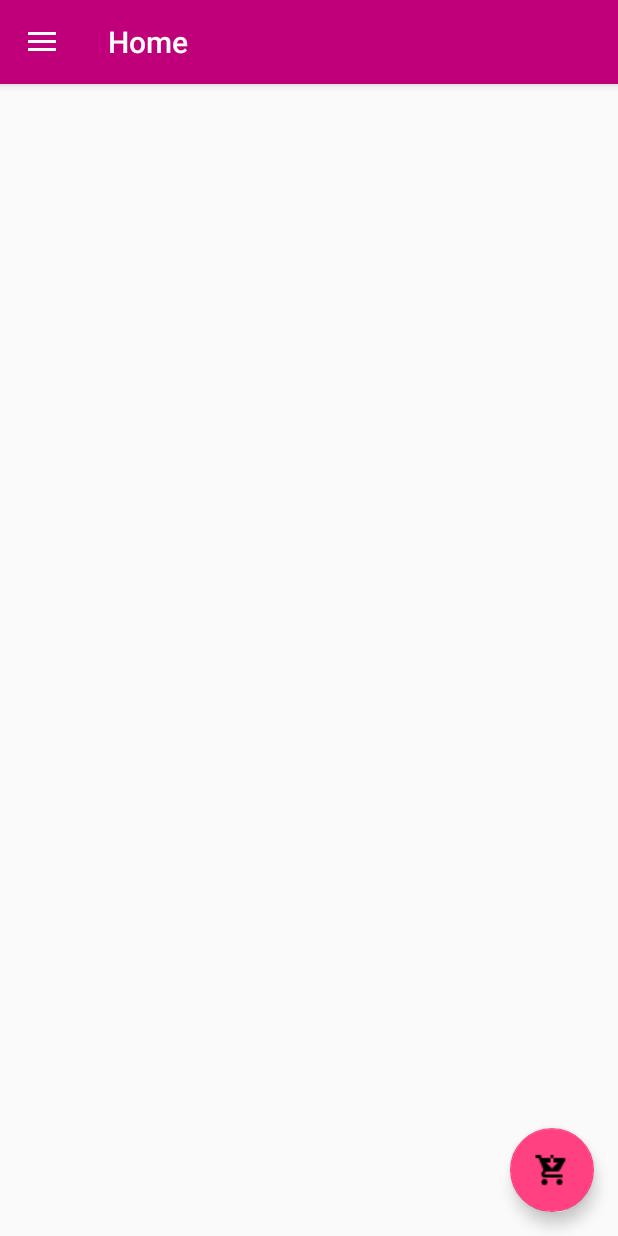
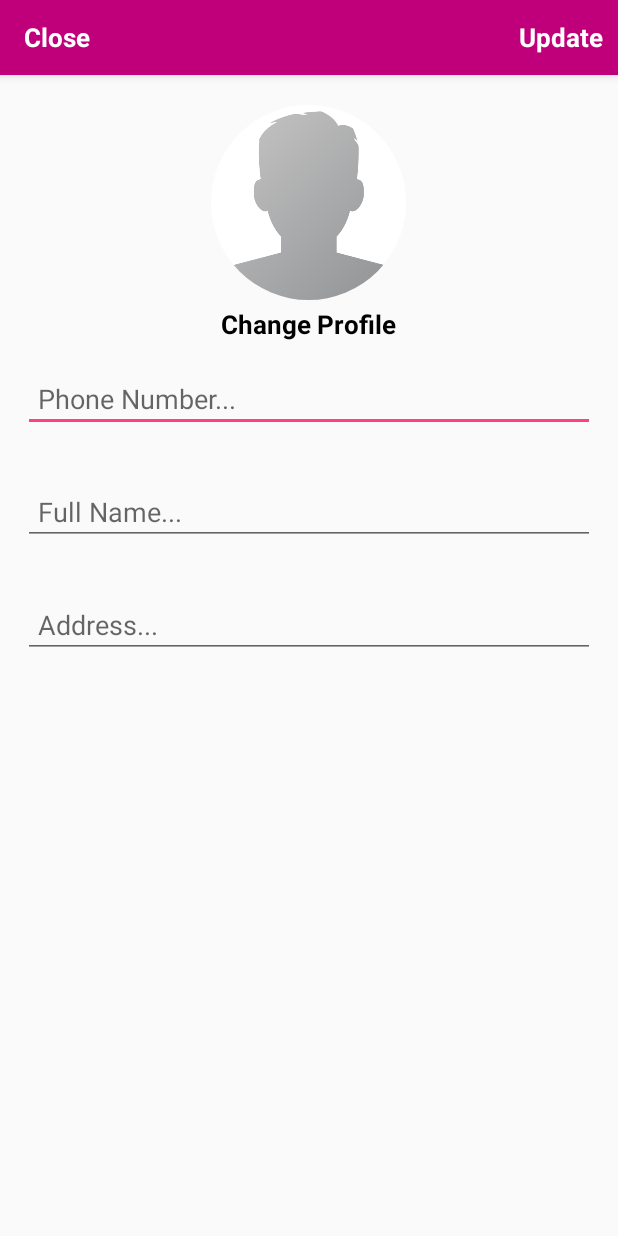
Before and after one commit to Debasis56/VocalForLocalAndroidApp, an Android app: the HomeActivity screen opened directly, with no data from a screen before it, in the side drawer, after a tap on "Settings", on a phone screen of 412 x 824 dp. Run offline under Robolectric (Android 15) with nearby library versions, the phone set to English and light mode, and no system bars; our stand-ins replace CircleImageView, Firebase (no records; nobody signed in at launch, a user with empty details on screens opened directly), Picasso; libraries missing offline, so code that uses them is left out: com.theartofdev.edmodo, io.paperdb; 5 statements that could not run were skipped.

Commit message:
Updated Users Activity

```diff
--- a/app/build.gradle
+++ b/app/build.gradle
@@ -53,4 +53,7 @@ dependencies {
     implementation 'com.squareup.picasso:picasso:2.71828'
     androidTestImplementation 'androidx.test.ext:junit:1.1.3'
     androidTestImplementation 'androidx.test.espresso:espresso-core:3.4.0'
+    implementation 'com.theartofdev.edmodo:android-image-cropper:2.8.+'
+    implementation 'com.cepheuen.elegant-number-button:lib:1.0.2'
+
 }
--- a/app/src/main/java/com/example/android/vocalforlocal/HomeActivity.java
+++ b/app/src/main/java/com/example/android/vocalforlocal/HomeActivity.java
@@ -3,38 +3,31 @@ package com.example.android.vocalforlocal;
 import android.content.Intent;
 import android.os.Bundle;
 import android.view.LayoutInflater;
+import android.view.Menu;
 import android.view.MenuItem;
 import android.view.View;
-import android.view.Menu;
 import android.view.ViewGroup;
 import android.widget.TextView;
 
-import com.example.android.vocalforlocal.ViewHolder.ProductViewHolder;
-import com.firebase.ui.database.FirebaseRecyclerAdapter;
+import androidx.annotation.NonNull;
+import androidx.appcompat.app.ActionBarDrawerToggle;
+import androidx.appcompat.app.AppCompatActivity;
+import androidx.appcompat.widget.Toolbar;
+import androidx.core.view.GravityCompat;
+import androidx.drawerlayout.widget.DrawerLayout;
+import androidx.recyclerview.widget.LinearLayoutManager;
+import androidx.recyclerview.widget.RecyclerView;
 
 import com.example.android.vocalforlocal.Model.Products;
 import com.example.android.vocalforlocal.Prevalent.Prevalent;
+import com.example.android.vocalforlocal.ViewHolder.ProductViewHolder;
+import com.firebase.ui.database.FirebaseRecyclerAdapter;
 import com.firebase.ui.database.FirebaseRecyclerOptions;
 import com.google.android.material.floatingactionbutton.FloatingActionButton;
+import com.google.android.material.navigation.NavigationView;
 import com.google.android.material.snackbar.Snackbar;
-import com.google.android.material.navigation.NavigationView;
-
-import androidx.annotation.NonNull;
-import androidx.appcompat.app.ActionBarDrawerToggle;
-import androidx.appcompat.widget.Toolbar;
-import androidx.core.view.GravityCompat;
-import androidx.navigation.NavController;
-import androidx.navigation.Navigation;
-import androidx.navigation.ui.AppBarConfiguration;
-import androidx.navigation.ui.NavigationUI;
-import androidx.drawerlayout.widget.DrawerLayout;
-import androidx.appcompat.app.AppCompatActivity;
-import androidx.recyclerview.widget.LinearLayoutManager;
-import androidx.recyclerview.widget.RecyclerView;
-
-import com.example.android.vocalforlocal.databinding.ActivityHomeBinding;
 import com.google.firebase.database.DatabaseReference;
-import com.google.firebase.database.FirebaseDatabase;
+import com. google.firebase.database.FirebaseDatabase;
 import com.squareup.picasso.Picasso;
 
 import de.hdodenhof.circleimageview.CircleImageView;
@@ -90,7 +83,7 @@ public class HomeActivity extends AppCompatActivity
         CircleImageView profileImageView = headerView.findViewById(R.id.user_profile_image);
 
         userNameTextView.setText(Prevalent.currentOnlineUser.getName());
-        //Picasso.get().load(Prevalent.currentOnlineUser.getImage()).placeholder(R.drawable.profile).into(profileImageView);
+        Picasso.get().load(Prevalent.currentOnlineUser.getImage()).placeholder(R.drawable.profile).into(profileImageView);
 
 
         recyclerView = findViewById(R.id.recycler_menu);
@@ -120,6 +113,15 @@ public class HomeActivity extends AppCompatActivity
                         holder.textProductDescription.setText(model.getDescription());
                         holder.textProductPrice.setText("Price = ₹" + model.getPrice());
                         Picasso.get().load(model.getImage()).into(holder.imageView);
+                        holder.itemView.setOnClickListener(new View.OnClickListener() {
+                            @Override
+                            public void onClick(View v) {
+                                Intent intent = new Intent(HomeActivity.this, ProductDetailsActivity.class);
+                                 intent.putExtra("pid", model.getPid());
+                                 startActivity(intent);
+
+                            }
+                        });
                     }
 
                     @NonNull
@@ -192,8 +194,8 @@ public class HomeActivity extends AppCompatActivity
         }
         else if (id == R.id.nav_settings)
         {
-//            Intent intent = new Intent(HomeActivity.this, SettinsActivity.class);
-//            startActivity(intent);
+            Intent intent = new Intent(HomeActivity.this, SettingsActivity.class);
+            startActivity(intent);
         }
         else if (id == R.id.nav_logout)
         {
--- a/app/src/main/java/com/example/android/vocalforlocal/MainActivity.java
+++ b/app/src/main/java/com/example/android/vocalforlocal/MainActivity.java
@@ -84,12 +84,14 @@ public class MainActivity extends AppCompatActivity {
                             Toast.makeText(MainActivity.this, "Please wait, You are already logged in...", Toast.LENGTH_SHORT).show();
                             loadingBar.dismiss();
                             Intent intent = new Intent(MainActivity.this, HomeActivity.class);
+                            Prevalent.currentOnlineUser = usersData;
                             startActivity(intent);
 
 
                         }
                         else{
                             Toast.makeText(MainActivity.this, "Please enter correct password", Toast.LENGTH_SHORT).show();
+
                             loadingBar.dismiss();
                         }
                     }
--- /dev/null
+++ b/app/src/main/res/layout/activity_settings.xml
@@ -0,0 +1,113 @@
+<?xml version="1.0" encoding="utf-8"?>
+<RelativeLayout xmlns:android="http://schemas.android.com/apk/res/android"
+    xmlns:app="http://schemas.android.com/apk/res-auto"
+    xmlns:tools="http://schemas.android.com/tools"
+    android:layout_width="match_parent"
+    android:layout_height="match_parent"
+    tools:context=".SettingsActivity">
+
+    <com.google.android.material.appbar.AppBarLayout
+        android:id="@+id/app_bar_settings"
+        android:layout_width="match_parent"
+        android:layout_height="50dp"
+        android:background="@color/colorPrimary">
+
+        <androidx.appcompat.widget.Toolbar
+            android:id="@+id/toolbar_settings"
+            android:layout_width="match_parent"
+            android:layout_height="wrap_content">
+
+            <RelativeLayout
+                android:layout_width="match_parent"
+                android:layout_height="match_parent">
+
+                <TextView
+                    android:id="@+id/close_settings_btn"
+                    android:layout_width="wrap_content"
+                    android:layout_height="wrap_content"
+                    android:text="Close"
+                    android:textColor="@android:color/white"
+                    android:textSize="17sp"
+                    android:textStyle="bold"
+                    android:layout_alignParentStart="true"
+                    />
+
+                <TextView
+                    android:id="@+id/update_account_settings_btn"
+                    android:layout_width="wrap_content"
+                    android:layout_height="wrap_content"
+                    android:text="Update"
+                    android:textColor="@android:color/white"
+                    android:textSize="17sp"
+                    android:textStyle="bold"
+                    android:layout_marginRight="10dp"
+                    android:layout_alignParentEnd="true"
+                    />
+
+            </RelativeLayout>
+
+        </androidx.appcompat.widget.Toolbar>
+
+    </com.google.android.material.appbar.AppBarLayout>
+
+
+
+    <de.hdodenhof.circleimageview.CircleImageView
+        android:id="@+id/settings_profile_image"
+        android:layout_width="130dp"
+        android:layout_height="130dp"
+        android:src="@drawable/profile"
+        android:layout_below="@+id/app_bar_settings"
+        android:layout_marginTop="20dp"
+        android:layout_centerHorizontal="true"
+        />
+
+    <TextView
+        android:id="@+id/profile_image_change_btn"
+        android:layout_width="wrap_content"
+        android:layout_height="wrap_content"
+        android:text="Change Profile"
+        android:textSize="17sp"
+        android:textStyle="bold"
+        android:layout_marginRight="10dp"
+        android:layout_marginTop="4dp"
+        android:textColor="@android:color/black"
+        android:layout_below="@+id/settings_profile_image"
+        android:layout_centerHorizontal="true"
+        />
+
+    <EditText
+        android:id="@+id/settings_phone_number"
+        android:layout_width="match_parent"
+        android:layout_height="wrap_content"
+        android:layout_below="@+id/profile_image_change_btn"
+        android:hint="Phone Number..."
+        android:layout_margin="15dp"
+        android:padding="10dp"
+        />
+
+    <EditText
+        android:id="@+id/settings_full_name"
+        android:layout_width="match_parent"
+        android:layout_height="wrap_content"
+        android:layout_below="@+id/settings_phone_number"
+        android:layout_marginStart="15dp"
+        android:layout_marginTop="15dp"
+        android:layout_marginEnd="15dp"
+        android:layout_marginBottom="15dp"
+        android:hint="Full Name..."
+        android:padding="10dp" />
+
+    <EditText
+        android:id="@+id/settings_address"
+        android:layout_width="match_parent"
+        android:layout_height="wrap_content"
+        android:layout_below="@+id/settings_full_name"
+        android:layout_marginStart="15dp"
+        android:layout_marginTop="15dp"
+        android:layout_marginEnd="15dp"
+        android:layout_marginBottom="15dp"
+        android:hint="Address..."
+        android:padding="10dp" />
+
+</RelativeLayout>
```
Also changed, not shown: app/src/main/AndroidManifest.xml (+14 -0 lines), app/src/main/java/com/example/android/vocalforlocal/Model/Users.java (+21 -11 lines), app/src/main/java/com/example/android/vocalforlocal/ProductDetailsActivity.java (added, +66 -0 lines), app/src/main/java/com/example/android/vocalforlocal/SettingsActivity.java (added, +248 -0 lines), app/src/main/res/layout/activity_product_details.xml (added, +77 -0 lines).
